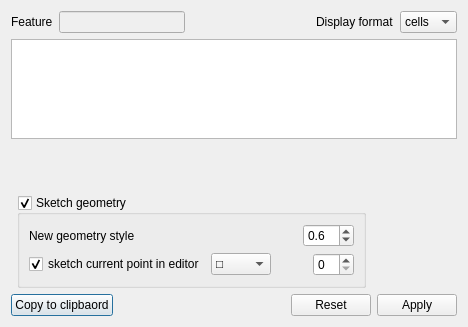
The window that ui/ui_geomeditor.ui (3nids/plaingeometryeditor) describes before a commit, drawn with Qt 5.
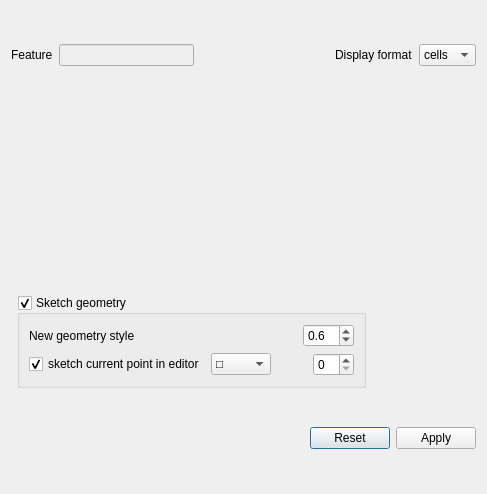
The same window after the commit. Custom widgets are drawn as their Qt base class.

Commit message: geomeditors now inherit GeomEditor and a widget type

What changed in the file:
```diff
--- a/ui/ui_geomeditor.ui
+++ b/ui/ui_geomeditor.ui
@@ -6,8 +6,8 @@
    <rect>
     <x>0</x>
     <y>0</y>
-    <width>468</width>
-    <height>327</height>
+    <width>487</width>
+    <height>494</height>
    </rect>
   </property>
   <property name="windowTitle">
@@ -27,20 +27,13 @@
      </property>
     </spacer>
    </item>
-   <item row="5" column="0" colspan="3">
+   <item row="4" column="0" colspan="3">
     <widget class="QWidget" name="w5" native="true">
      <layout class="QGridLayout" name="gridLayout_2">
       <property name="margin">
        <number>0</number>
       </property>
       <item row="0" column="0">
-       <widget class="QPushButton" name="copyButton">
-        <property name="text">
-         <string>Copy to clipbaord</string>
-        </property>
-       </widget>
-      </item>
-      <item row="0" column="1">
        <spacer name="horizontalSpacer">
         <property name="orientation">
          <enum>Qt::Horizontal</enum>
@@ -53,14 +46,14 @@
         </property>
        </spacer>
       </item>
-      <item row="0" column="2">
+      <item row="0" column="1">
        <widget class="QPushButton" name="resetButton">
         <property name="text">
          <string>Reset</string>
         </property>
        </widget>
       </item>
-      <item row="0" column="3">
+      <item row="0" column="2">
        <widget class="QPushButton" name="applyButton">
         <property name="text">
          <string>Apply</string>
@@ -158,16 +151,7 @@
      </layout>
     </widget>
    </item>
-   <item row="3" column="0" colspan="3">
-    <widget class="QWidget" name="w3" native="true">
-     <layout class="QGridLayout" name="gridLayout">
-      <property name="margin">
-       <number>0</number>
-      </property>
-     </layout>
-    </widget>
-   </item>
-   <item row="4" column="1">
+   <item row="3" column="1">
     <widget class="QgsCollapsibleGroupBoxBasic" name="sketchGeometry">
      <property name="title">
       <string>Sketch geometry</string>
@@ -330,7 +314,7 @@
     </widget>
    </item>
    <item row="1" column="0" colspan="3">
-    <widget class="QTextEdit" name="geomTextEdit"/>
+    <widget class="QWidget" name="editorContainer" native="true"/>
    </item>
   </layout>
  </widget>
```
Left out of the diff: 2 changed lines with no effect on the pictures. The commit also changes 8 other files.
